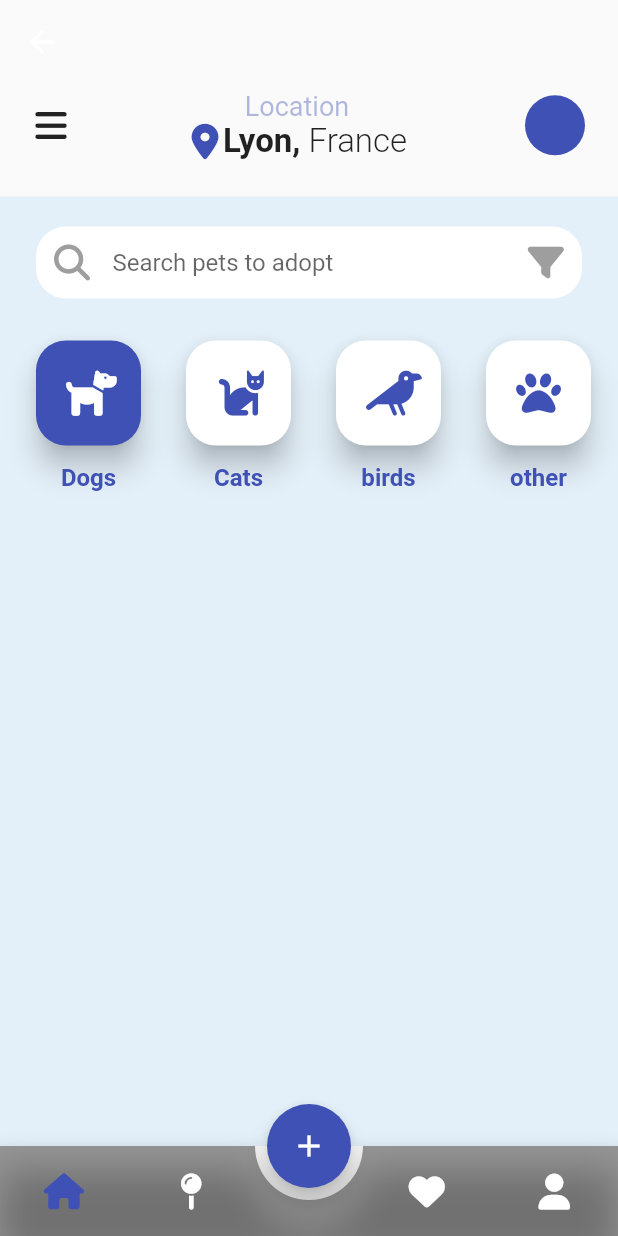
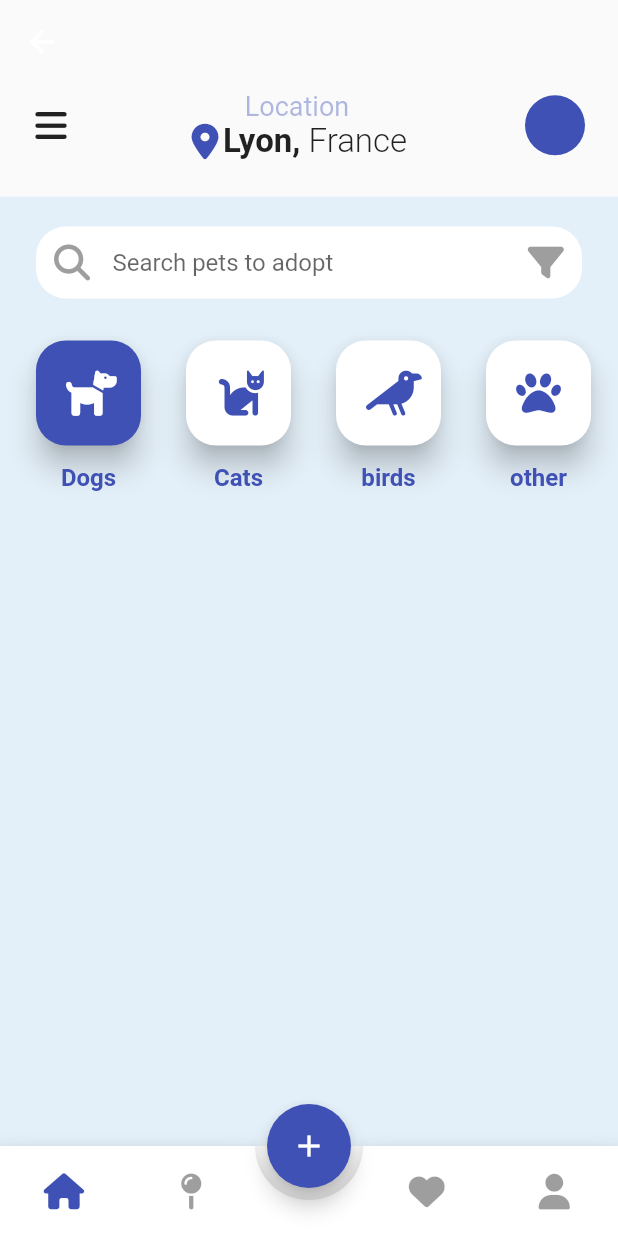
Before and after one commit to aymen-ziouche/Adoptini, a Flutter app: the HomePage screen opened by its route, on a phone screen of 412 x 824 dp. Run offline on Flutter 3.47's test engine with Material 2 defaults, Android fonts, the phone set to English and light mode, and no system bars; drawn by our look-alikes of animated_bottom_navigation_bar; our stand-ins replace cloud_firestore, firebase_auth, firebase_core, firebase_storage, flutter_onboarding_slider, font_awesome_flutter and 3 more; accounts and stored records are empty.

Commit message:
fixed readme and changed color of the bottom nav bar

```diff
--- a/lib/screens/homepage.dart
+++ b/lib/screens/homepage.dart
@@ -299,9 +299,9 @@ class _HomePageState extends State<HomePage> {
       ),
       floatingActionButtonLocation: FloatingActionButtonLocation.centerDocked,
       bottomNavigationBar: AnimatedBottomNavigationBar(
-        backgroundColor: Colors.black38,
+        backgroundColor: Colors.white,
         activeColor: Colors.indigo,
-        inactiveColor: Colors.white,
+        inactiveColor: Colors.black38,
         height: 60,
         icons: iconList,
         activeIndex: _bottomNavIndex,
```
Also changed, not shown: 1 other file.
